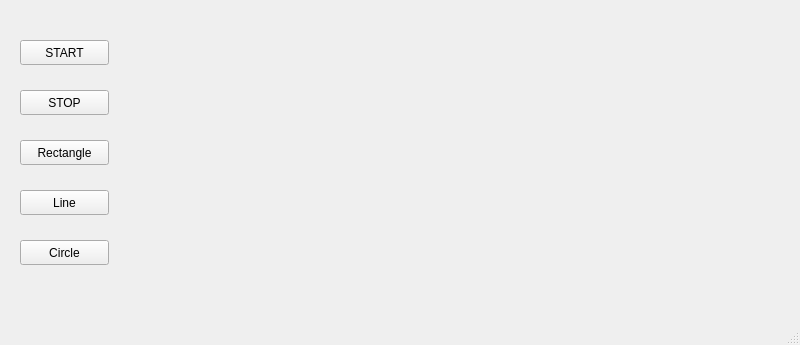
Old version of the form PainterUI.ui in the repository gamilaaly/CNC-Plotter.
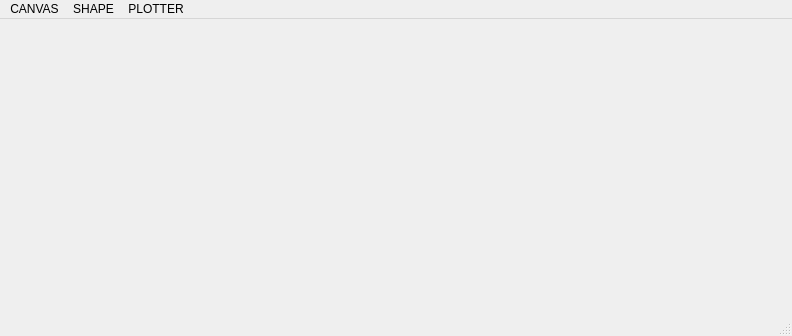
New version of the form.

What changed in the file:
```diff
--- a/PainterUI.ui
+++ b/PainterUI.ui
@@ -6,105 +6,47 @@
    <rect>
     <x>0</x>
     <y>0</y>
-    <width>800</width>
-    <height>345</height>
+    <width>792</width>
+    <height>336</height>
    </rect>
   </property>
   <property name="windowTitle">
    <string>MainWindow</string>
   </property>
-  <widget class="QWidget" name="centralwidget">
-   <widget class="QPushButton" name="rectangleBtn">
-    <property name="geometry">
-     <rect>
-      <x>20</x>
-      <y>140</y>
-      <width>89</width>
-      <height>25</height>
-     </rect>
-    </property>
-    <property name="text">
-     <string>Rectangle</string>
-    </property>
-   </widget>
-   <widget class="QPushButton" name="lineBtn">
-    <property name="geometry">
-     <rect>
-      <x>20</x>
-      <y>190</y>
-      <width>89</width>
-      <height>25</height>
-     </rect>
-    </property>
-    <property name="text">
-     <string>Line</string>
-    </property>
-   </widget>
-   <widget class="QPushButton" name="circlrBtn">
-    <property name="geometry">
-     <rect>
-      <x>20</x>
-      <y>240</y>
-      <width>89</width>
-      <height>25</height>
-     </rect>
-    </property>
-    <property name="text">
-     <string>Circle</string>
-    </property>
-   </widget>
-   <widget class="QPushButton" name="stopBtn">
-    <property name="geometry">
-     <rect>
-      <x>20</x>
-      <y>90</y>
-      <width>89</width>
-      <height>25</height>
-     </rect>
-    </property>
-    <property name="text">
-     <string>STOP</string>
-    </property>
-   </widget>
-   <widget class="QPushButton" name="startBtn">
-    <property name="geometry">
-     <rect>
-      <x>20</x>
-      <y>40</y>
-      <width>89</width>
-      <height>25</height>
-     </rect>
-    </property>
-    <property name="text">
-     <string>START</string>
-    </property>
-   </widget>
-   <widget class="QLabel" name="label">
-    <property name="geometry">
-     <rect>
-      <x>126</x>
-      <y>16</y>
-      <width>651</width>
-      <height>251</height>
-     </rect>
-    </property>
-    <property name="autoFillBackground">
-     <bool>true</bool>
-    </property>
-    <property name="text">
-     <string/>
-    </property>
-   </widget>
-  </widget>
+  <widget class="QWidget" name="centralwidget"/>
   <widget class="QMenuBar" name="menubar">
    <property name="geometry">
     <rect>
      <x>0</x>
      <y>0</y>
-     <width>800</width>
+     <width>792</width>
      <height>22</height>
     </rect>
    </property>
+   <widget class="QMenu" name="menuCanvas">
+    <property name="title">
+     <string>CANVAS</string>
+    </property>
+    <addaction name="actionCLEAR"/>
+   </widget>
+   <widget class="QMenu" name="menuSHAPE">
+    <property name="title">
+     <string>SHAPE</string>
+    </property>
+    <addaction name="actionLINE"/>
+    <addaction name="actionRECTANGLE"/>
+    <addaction name="actionCIRCLE"/>
+   </widget>
+   <widget class="QMenu" name="menuPLOTTER">
+    <property name="title">
+     <string>PLOTTER</string>
+    </property>
+    <addaction name="actionSTART"/>
+    <addaction name="actionSTOP"/>
+   </widget>
+   <addaction name="menuCanvas"/>
+   <addaction name="menuSHAPE"/>
+   <addaction name="menuPLOTTER"/>
   </widget>
   <widget class="QStatusBar" name="statusbar"/>
  </widget>
```
Left out of the diff: 32 changed lines with no effect on the pictures.
